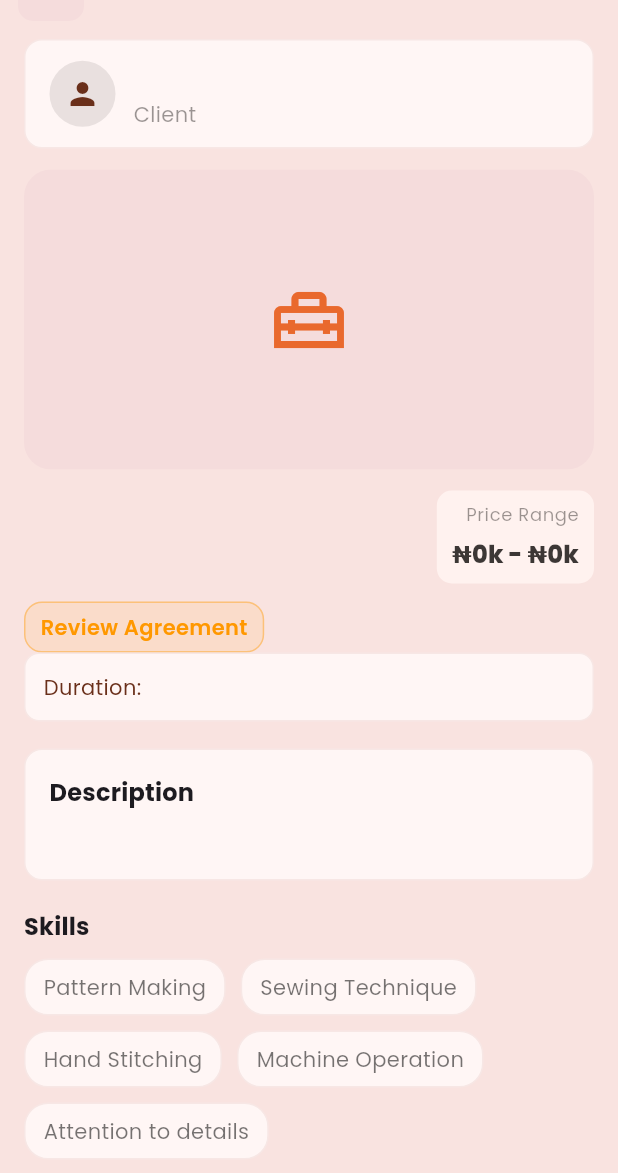
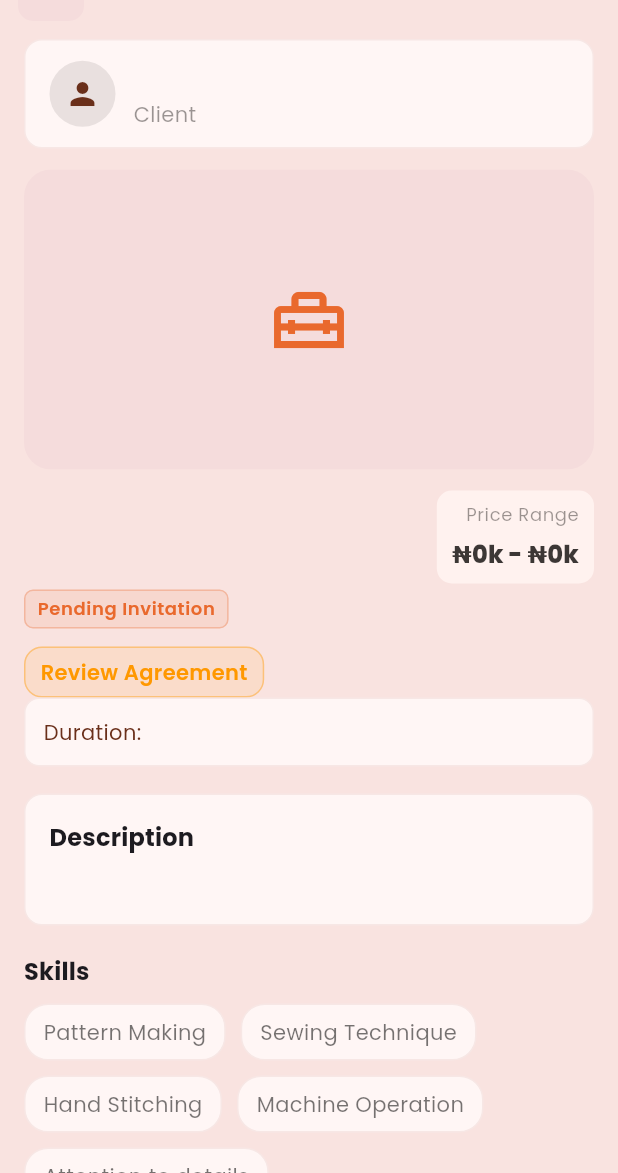
Before and after one commit to Dev-Engine-Tech/artisan_redesign, a Flutter app: the JobDetailsPage screen opened directly with empty values, on a phone screen of 412 x 824 dp, the part 63-1236 px from its top. Run offline on Flutter 3.47's test engine with Material 3 defaults, Android fonts, the light colour scheme and no system bars; our stand-ins replace bloc, cached_network_image, camera, cloud_firestore, dio, equatable and 19 more; missing offline and left inert: firebase_performance, phone_numbers_parser; accounts and stored records are empty; network calls fail.

Commit message:
updated invitation code

```diff
--- a/lib/features/home/presentation/widgets/home_tab_section.dart
+++ b/lib/features/home/presentation/widgets/home_tab_section.dart
@@ -3,6 +3,7 @@ import 'package:flutter_bloc/flutter_bloc.dart';
 import 'package:artisans_circle/core/components/components.dart';
 import 'package:artisans_circle/features/jobs/presentation/bloc/job_bloc.dart';
 import 'package:artisans_circle/features/jobs/domain/entities/job.dart';
+import 'package:artisans_circle/features/jobs/domain/entities/job_status.dart';
 import 'package:artisans_circle/features/jobs/domain/entities/artisan_invitation.dart';
 import 'package:artisans_circle/features/jobs/data/models/job_model.dart';
 import 'package:artisans_circle/features/jobs/presentation/widgets/job_card.dart';
@@ -578,6 +579,22 @@ class _JobInviteTabContentState extends State<JobInviteTabContent> {
                 itemBuilder: (context, index) {
                   final invitation = invitations[index];
                   // Convert ArtisanInvitation to Job for display
+                  // Map invitation status to JobStatus for display
+                  JobStatus jobStatus;
+                  switch (invitation.invitationStatus.toLowerCase()) {
+                    case 'pending':
+                      jobStatus = JobStatus.pending;
+                      break;
+                    case 'accepted':
+                      jobStatus = JobStatus.inProgress;
+                      break;
+                    case 'rejected':
+                      jobStatus = JobStatus.rejected;
+                      break;
+                    default:
+                      jobStatus = JobStatus.pending;
+                  }
+
                   final job = Job(
                     id: invitation.jobId.toString(),
                     title: invitation.jobTitle,
@@ -588,6 +605,10 @@ class _JobInviteTabContentState extends State<JobInviteTabContent> {
                     maxBudget: invitation.maxBudget ?? 0,
                     duration: invitation.duration ?? 'Not specified',
                     applied: false,
+                    status: jobStatus,
+                    clientName: invitation.clientName,
+                    clientId: invitation.clientId?.toString(),
+                    invitationId: invitation.id,
                   );
                   return Padding(
                     padding: const EdgeInsets.only(bottom: 12),
--- a/lib/features/jobs/domain/entities/job.dart
+++ b/lib/features/jobs/domain/entities/job.dart
@@ -48,6 +48,9 @@ class Job extends Equatable {
   final String? clientId;
   final DateTime? completedDate;
 
+  // Invitation tracking
+  final int? invitationId;
+
   const Job({
     required this.id,
     required this.title,
@@ -79,6 +82,7 @@ class Job extends Equatable {
     this.clientName,
     this.clientId,
     this.completedDate,
+    this.invitationId,
   });
 
   @override
@@ -113,6 +117,7 @@ class Job extends Equatable {
         clientName,
         clientId,
         completedDate,
+        invitationId,
       ];
 
   /// Determines the current application status for display
--- a/lib/features/jobs/presentation/pages/job_details_page.dart
+++ b/lib/features/jobs/presentation/pages/job_details_page.dart
@@ -222,6 +222,10 @@ class _JobDetailsPageState extends State<JobDetailsPage> {
                                     .textTheme
                                     .bodyMedium
                                     ?.copyWith(color: Theme.of(context).colorScheme.onSurface.withValues(alpha: 0.45))),
+                            if (job.invitationId != null) ...[
+                              const SizedBox(height: 8),
+                              _buildInvitationStatusBadge(context, job),
+                            ],
                           ]),
                     ),
                     AppSpacing.spaceSM,
@@ -460,10 +464,14 @@ class _JobDetailsPageState extends State<JobDetailsPage> {
 
   /// Dynamic primary actions for the details page based on job status
   Widget _buildPrimaryActionButtons(BuildContext context, Job job) {
-    // Not applied yet → Apply
+    // Check if this is an invitation (has invitationId) and still pending
+    final bool isInvitation = job.invitationId != null;
+    final bool isPendingInvitation = isInvitation && job.status == JobStatus.pending;
+
+    // Not applied yet → Apply (or Accept Invite for invitations)
     if (!job.applied) {
       return PrimaryButton(
-        text: 'Apply',
+        text: isPendingInvitation ? 'Accept Invite' : 'Apply',
         onPressed: () {
           // Provide the current JobBloc to the apply sheet
           showModalBottomSheet(
@@ -789,6 +797,45 @@ class _JobDetailsPageState extends State<JobDetailsPage> {
   }
 
   /// Helper to build info rows
+  Widget _buildInvitationStatusBadge(BuildContext context, Job job) {
+    String status;
+    Color statusColor;
+
+    switch (job.status) {
+      case JobStatus.pending:
+        status = 'Pending Invitation';
+        statusColor = Theme.of(context).colorScheme.primary;
+        break;
+      case JobStatus.rejected:
+        status = 'Invitation Declined';
+        statusColor = Theme.of(context).colorScheme.error;
+        break;
+      case JobStatus.inProgress:
+        status = 'Invitation Accepted';
+        statusColor = Theme.of(context).colorScheme.tertiary;
+        break;
+      default:
+        status = 'Invitation';
+        statusColor = Theme.of(context).colorScheme.onSurfaceVariant;
+    }
+
+    return Container(
+      padding: const EdgeInsets.symmetric(horizontal: 8, vertical: 4),
+      decoration: BoxDecoration(
+        color: statusColor.withValues(alpha: 0.1),
+        borderRadius: BorderRadius.circular(6),
+        border: Border.all(color: statusColor.withValues(alpha: 0.3), width: 1),
+      ),
+      child: Text(
+        status,
+        style: Theme.of(context).textTheme.bodySmall?.copyWith(
+          color: statusColor,
+          fontWeight: FontWeight.w600,
+        ),
+      ),
+    );
+  }
+
   Widget _buildInfoRow(String label, String value) {
     return Row(
       crossAxisAlignment: CrossAxisAlignment.start,
```
Also changed, not shown: lib/features/jobs/presentation/widgets/job_card.dart (+45 -4 lines).
